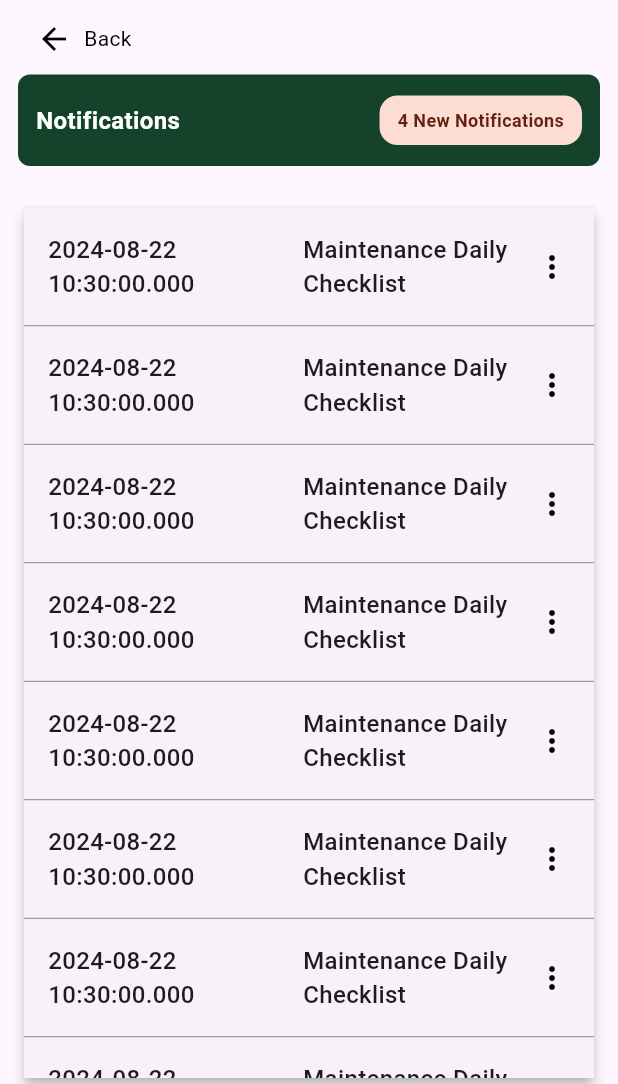
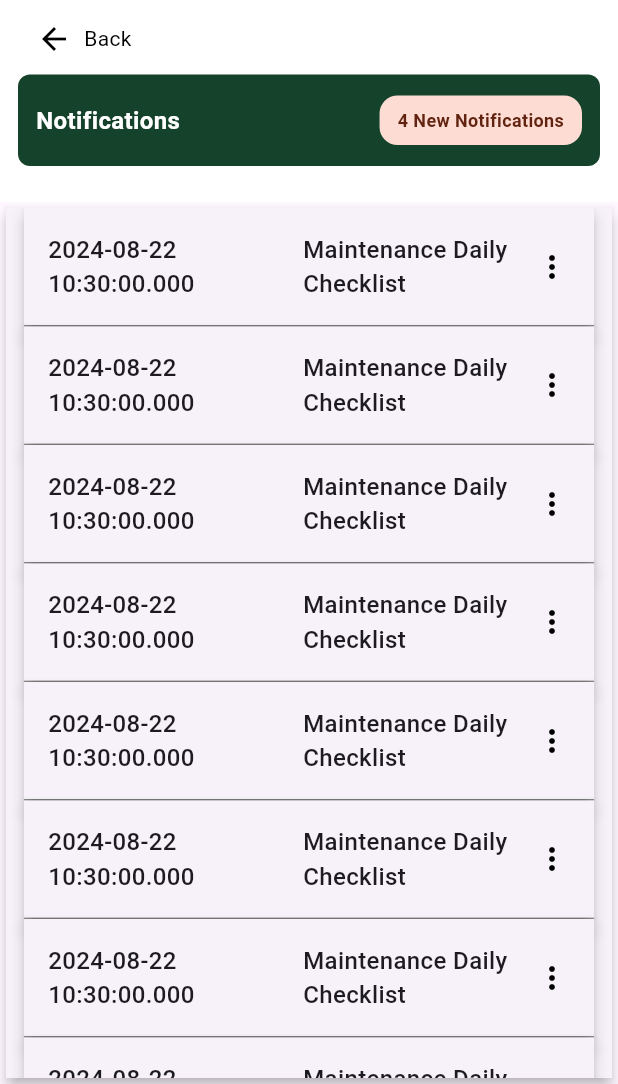
Before and after one commit to jamydevelop/Wilcon-Phase-2, a Flutter app: the NotificationsPage screen opened directly, on a phone screen of 412 x 824 dp, the part 152-1236 px from its top. Run offline on Flutter 3.47's test engine with Material 3 defaults, Android fonts, the phone set to English and light mode, and no system bars.

Commit message:
update notification page

```diff
--- a/wilcon_phase2/lib/module/notifications/presentation/notifications_page.dart
+++ b/wilcon_phase2/lib/module/notifications/presentation/notifications_page.dart
@@ -1,8 +1,6 @@
 import 'package:flutter/material.dart';
-import 'package:wilcon_phase2/widget/customized_appbar/appbar_widget.dart';
-import 'package:wilcon_phase2/widget/customized_appbar/back_screen_widget.dart';
+import 'package:wilcon_phase2/module/notifications/widgets/notification_appbar_container_widget.dart';
 import 'package:wilcon_phase2/module/notifications/widgets/notification_body_widget.dart';
-import 'package:wilcon_phase2/widget/header_bar_widget.dart';
 import 'package:wilcon_phase2/widget/sidebar_widget.dart';
 
 class NotificationsPage extends StatefulWidget {
@@ -20,19 +18,21 @@ class _NotificationsPageState extends State<NotificationsPage> {
           const CustomSidebar(), // Make sure this is not const if it is not a const constructor
       body: SafeArea(
         child: Padding(
-          padding: const EdgeInsets.symmetric(horizontal: 12.0),
+          padding: const EdgeInsets.symmetric(horizontal: 0.0),
           child: Column(
             mainAxisSize: MainAxisSize.max,
             children: [
-              const SizedBox(height: 24),
-              const CustomizedAppBar(),
-              const BackToPrevScreen(),
-              const SizedBox(height: 12),
-              const HeaderBar(
-                text: 'Notifications',
-                isYellow: false,
-              ),
-              const SizedBox(height: 24),
+              const NotificationAppbarContainerWidget(),
+
+              // const SizedBox(height: 24),
+              // const CustomizedAppBar(),
+              // const BackToPrevScreen(),
+              // const SizedBox(height: 12),
+              // const HeaderBar(
+              //   text: 'Notifications',
+              //   isYellow: false,
+              // ),
+              // const SizedBox(height: 24),
               // Adding elevation to the NotificationBodyWidget
               Expanded(
                 child: Card(
--- /dev/null
+++ b/wilcon_phase2/lib/module/notifications/widgets/notification_appbar_container_widget.dart
@@ -0,0 +1,38 @@
+import 'package:flutter/material.dart';
+import 'package:wilcon_phase2/widget/customized_appbar/appbar_widget.dart';
+import 'package:wilcon_phase2/widget/customized_appbar/back_screen_widget.dart';
+import 'package:wilcon_phase2/widget/header_bar_widget.dart';
+
+class NotificationAppbarContainerWidget extends StatefulWidget {
+  const NotificationAppbarContainerWidget({super.key});
+
+  @override
+  State<NotificationAppbarContainerWidget> createState() =>
+      _NotificationAppbarContainerWidgetState();
+}
+
+class _NotificationAppbarContainerWidgetState
+    extends State<NotificationAppbarContainerWidget> {
+  @override
+  Widget build(BuildContext context) {
+    return Container(
+      color: Colors.white,
+      child: const Padding(
+        padding: EdgeInsets.symmetric(horizontal: 12),
+        child: Column(
+          children: [
+            SizedBox(height: 24),
+            CustomizedAppBar(),
+            BackToPrevScreen(),
+            SizedBox(height: 12),
+            HeaderBar(
+              text: 'Notifications',
+              isYellow: false,
+            ),
+            SizedBox(height: 24),
+          ],
+        ),
+      ),
+    );
+  }
+}
--- a/wilcon_phase2/lib/module/notifications/widgets/notification_body_widget.dart
+++ b/wilcon_phase2/lib/module/notifications/widgets/notification_body_widget.dart
@@ -13,7 +13,7 @@ class _NotificationBodyWidgetState extends State<NotificationBodyWidget> {
   Widget build(BuildContext context) {
     return ListView.builder(
       padding: const EdgeInsets.only(
-          left: 0.0, right: 0.0, bottom: 16.0), // Adjusted padding
+          left: 12.0, right: 12.0, bottom: 16.0), // Adjusted padding
       itemCount: 15, // Number of cards to display
       itemBuilder: (context, index) {
         return Container(
--- a/wilcon_phase2/lib/module/notifications/widgets/notification_card_widget.dart
+++ b/wilcon_phase2/lib/module/notifications/widgets/notification_card_widget.dart
@@ -12,7 +12,7 @@ class _NotificationCardWidgetState extends State<NotificationCardWidget> {
   Widget build(BuildContext context) {
     return Card(
       margin: EdgeInsets.zero, // Remove any external margin
-      elevation: 0.0, // Remove card shadow
+      elevation: 4.0, // Remove card shadow
       shape: const RoundedRectangleBorder(
         borderRadius: BorderRadius.zero, // Sharp edges
       ),
```
